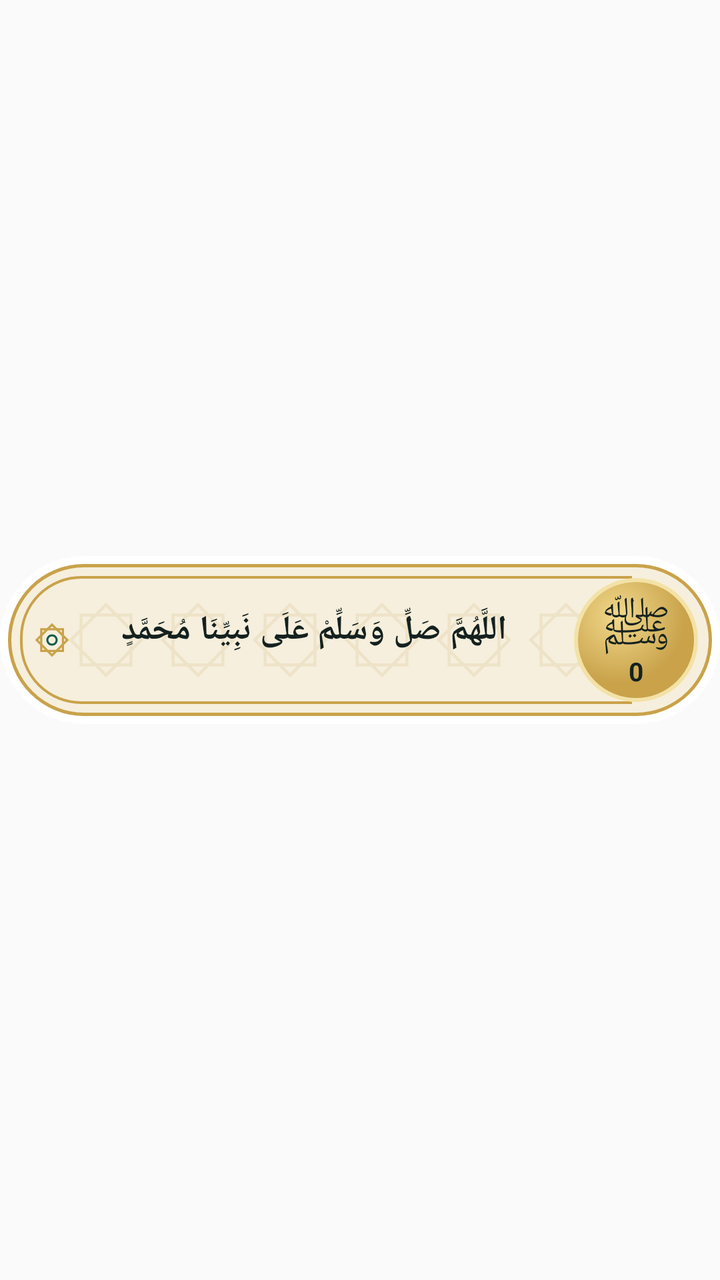
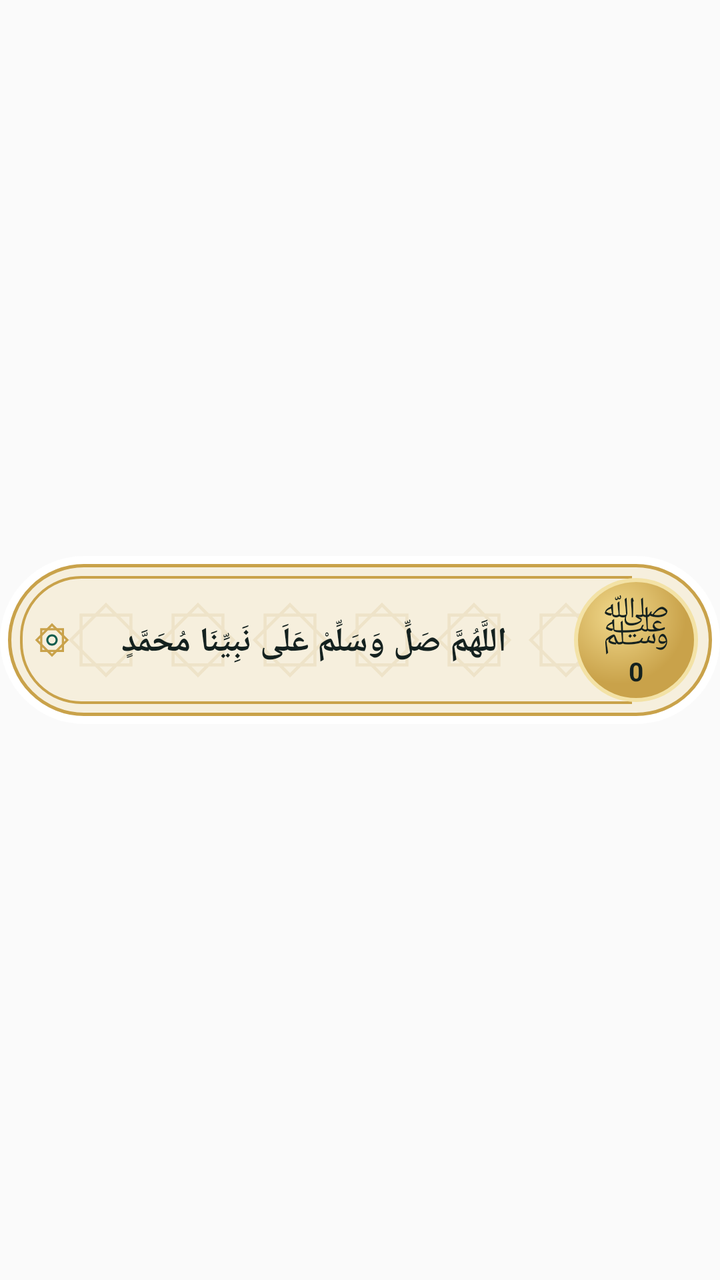

Two renders of the same Android screen: before a commit and after it. Below are the layout's source before the change and the commit's diff.
<!-- AndroidManifest.xml: application theme AppTheme -->
<!-- res/layout/widget_card.xml -->
<?xml version="1.0" encoding="utf-8"?>
<FrameLayout xmlns:android="http://schemas.android.com/apk/res/android"
    android:id="@+id/wroot"
    android:layout_width="match_parent"
    android:layout_height="match_parent">

    <FrameLayout
        android:id="@+id/wbody"
        android:layout_width="match_parent"
        android:layout_height="84dp"
        android:layout_gravity="center_vertical">

        
        <ImageView
            android:id="@+id/wframe"
            android:layout_width="match_parent"
            android:layout_height="match_parent"
            android:scaleType="fitXY"
            android:src="@drawable/widget_edge" />

        <ImageView
            android:layout_width="match_parent"
            android:layout_height="match_parent"
            android:layout_margin="4dp"
            android:scaleType="fitXY"
            android:src="@drawable/widget_face" />

        <ImageView
            android:layout_width="match_parent"
            android:layout_height="46dp"
            android:layout_gravity="center_vertical"
            android:layout_marginLeft="30dp"
            android:layout_marginRight="60dp"
            android:scaleType="fitXY"
            android:src="@drawable/widget_stars" />

        <ImageView
            android:layout_width="match_parent"
            android:layout_height="match_parent"
            android:layout_marginLeft="10dp"
            android:layout_marginRight="44dp"
            android:layout_marginTop="10dp"
            android:layout_marginBottom="10dp"
            android:scaleType="fitXY"
            android:src="@drawable/widget_inner" />

        <LinearLayout
            android:layout_width="match_parent"
            android:layout_height="match_parent"
            android:layoutDirection="rtl"
            android:gravity="center_vertical"
            android:orientation="horizontal"
            android:paddingLeft="16dp"
            android:paddingRight="4dp">

            <FrameLayout
                android:id="@+id/wpray"
                android:layout_width="76dp"
                android:layout_height="76dp">

                <ImageView
                    android:layout_width="62dp"
                    android:layout_height="62dp"
                    android:layout_gravity="center"
                    android:src="@drawable/widget_pray" />

                <LinearLayout
                    android:layout_width="match_parent"
                    android:layout_height="match_parent"
                    android:gravity="center"
                    android:orientation="vertical">

                    <TextView
                        android:layout_width="wrap_content"
                        android:layout_height="wrap_content"
                        android:includeFontPadding="false"
                        android:text="ﷺ"
                        android:textColor="#14211F"
                        android:textSize="28sp" />

                    <TextView
                        android:id="@+id/wcount"
                        android:layout_marginTop="-6dp"
                        android:layout_width="wrap_content"
                        android:layout_height="wrap_content"
                        android:includeFontPadding="false"
                        android:text="0"
                        android:textColor="#14211F"
                        android:textSize="13sp"
                        android:textStyle="bold" />
                </LinearLayout>
            </FrameLayout>

            <FrameLayout
                android:layout_width="0dp"
                android:layout_height="match_parent"
                android:layout_weight="1">
            
            <TextView
                android:id="@+id/wtext"
                android:layout_width="match_parent"
                android:layout_height="wrap_content"
                android:layout_gravity="center"
                android:layout_marginBottom="5dp"
                android:fontFamily="serif"
                android:gravity="center"
                android:lineSpacingMultiplier="0.88"
                android:maxLines="3"
                android:paddingLeft="4dp"
                android:paddingRight="6dp"
                android:text="اللَّهُمَّ صَلِّ وَسَلِّمْ عَلَى نَبِيِّنَا مُحَمَّدٍ"
                android:textColor="#14211F"
                android:textDirection="rtl"
                android:textSize="17sp"
                android:textStyle="bold" />
            <TextView
                android:id="@+id/wtextL"
                android:layout_width="match_parent"
                android:visibility="gone"
                android:layout_height="wrap_content"
                android:layout_gravity="center"
                android:layout_marginBottom="5dp"
                android:fontFamily="serif"
                android:gravity="center"
                android:lineSpacingMultiplier="0.88"
                android:maxLines="3"
                android:paddingLeft="4dp"
                android:paddingRight="6dp"
                android:text="اللَّهُمَّ صَلِّ وَسَلِّمْ عَلَى نَبِيِّنَا مُحَمَّدٍ"
                android:textColor="#14211F"
                android:textDirection="rtl"
                android:textSize="14sp"
                android:textStyle="bold" />
            </FrameLayout>

            <ImageView
                android:layout_width="20dp"
                android:layout_height="20dp"
                android:src="@drawable/widget_star" />
        </LinearLayout>
        
        <TextView
            android:id="@+id/wsrc"
            android:layout_width="wrap_content"
            android:layout_height="wrap_content"
            android:layout_gravity="bottom|left"
            android:layout_marginBottom="10dp"
            android:layout_marginLeft="21dp"
            android:includeFontPadding="false"
            android:maxLines="1"
            android:textColor="#7A6A45"
            android:textDirection="rtl"
            android:textSize="9.5sp"
            android:visibility="gone" />
    </FrameLayout>
</FrameLayout>
<!-- resources referenced by this layout -->
<resources>
  <!-- drawable widget_edge (drawable) -->
  <?xml version="1.0" encoding="utf-8"?>
  <shape xmlns:android="http://schemas.android.com/apk/res/android" android:shape="rectangle">
      <solid android:color="#FFFFFFFF" />
      <corners android:radius="42dp" />
  </shape>
  <!-- drawable widget_face (drawable) -->
  <?xml version="1.0" encoding="utf-8"?>
  <shape xmlns:android="http://schemas.android.com/apk/res/android" android:shape="rectangle">
      <solid android:color="#F6EFDD" />
      <stroke android:width="1.5dp" android:color="#C9A24A" />
      <corners android:radius="38dp" />
  </shape>
  <!-- drawable widget_inner (drawable) -->
  <?xml version="1.0" encoding="utf-8"?>
  <shape xmlns:android="http://schemas.android.com/apk/res/android" android:shape="rectangle">
      <stroke android:width="1.2dp" android:color="#C9A24A" />
      <corners android:topLeftRadius="30dp" android:bottomLeftRadius="30dp" android:topRightRadius="0dp" android:bottomRightRadius="0dp" />
  </shape>
  <!-- drawable widget_pray (drawable) -->
  <?xml version="1.0" encoding="utf-8"?>
  <shape xmlns:android="http://schemas.android.com/apk/res/android" android:shape="oval">
      <gradient android:type="radial" android:gradientRadius="34dp" android:centerX="0.35" android:centerY="0.3"
          android:startColor="#F1D98C" android:endColor="#C9A24A" />
      <stroke android:width="2dp" android:color="#F3E2A6" />
  </shape>
  <!-- drawable widget_star (drawable) -->
  <?xml version="1.0" encoding="utf-8"?>
  <vector xmlns:android="http://schemas.android.com/apk/res/android"
      android:width="24dp" android:height="24dp" android:viewportWidth="24" android:viewportHeight="24">
      <path android:pathData="M5.5,5.5 L18.5,5.5 L18.5,18.5 L5.5,18.5 Z" android:strokeColor="#C9A24A" android:strokeWidth="1.3" android:fillColor="#00000000" />
      <path android:pathData="M12,2.8 L21.2,12 L12,21.2 L2.8,12 Z" android:strokeColor="#C9A24A" android:strokeWidth="1.3" android:fillColor="#00000000" />
      <path android:pathData="M12,9.2 A2.8,2.8 0 1,1 11.99,9.2 Z" android:strokeColor="#0F5C4D" android:strokeWidth="1.2" android:fillColor="#00000000" />
  </vector>
  <!-- drawable widget_stars (drawable) -->
  <?xml version="1.0" encoding="utf-8"?>
  <bitmap xmlns:android="http://schemas.android.com/apk/res/android" android:src="@drawable/widget_star_tile" android:tileModeX="repeat" android:tileModeY="clamp" />
  <style name="AppTheme" parent="Theme.AppCompat.Light.DarkActionBar">
          
          <item name="colorPrimary">@color/colorPrimary</item>
          <item name="colorPrimaryDark">@color/colorPrimaryDark</item>
          <item name="colorAccent">@color/colorAccent</item>
      </style>
  <!-- drawable widget_star_tile: png bitmap (drawable-xxhdpi, 1917 bytes) -->
</resources>

<!-- the commit's change to res/layout/widget_card.xml (unified diff, before → after) -->
@@ -101,7 +101,7 @@
                 android:layout_width="match_parent"
                 android:layout_height="wrap_content"
                 android:layout_gravity="center"
-                android:layout_marginBottom="5dp"
+                android:layout_marginTop="1dp"
                 android:fontFamily="serif"
                 android:gravity="center"
                 android:lineSpacingMultiplier="0.88"
@@ -119,7 +119,7 @@
                 android:visibility="gone"
                 android:layout_height="wrap_content"
                 android:layout_gravity="center"
-                android:layout_marginBottom="5dp"
+                android:layout_marginTop="1dp"
                 android:fontFamily="serif"
                 android:gravity="center"
                 android:lineSpacingMultiplier="0.88"
